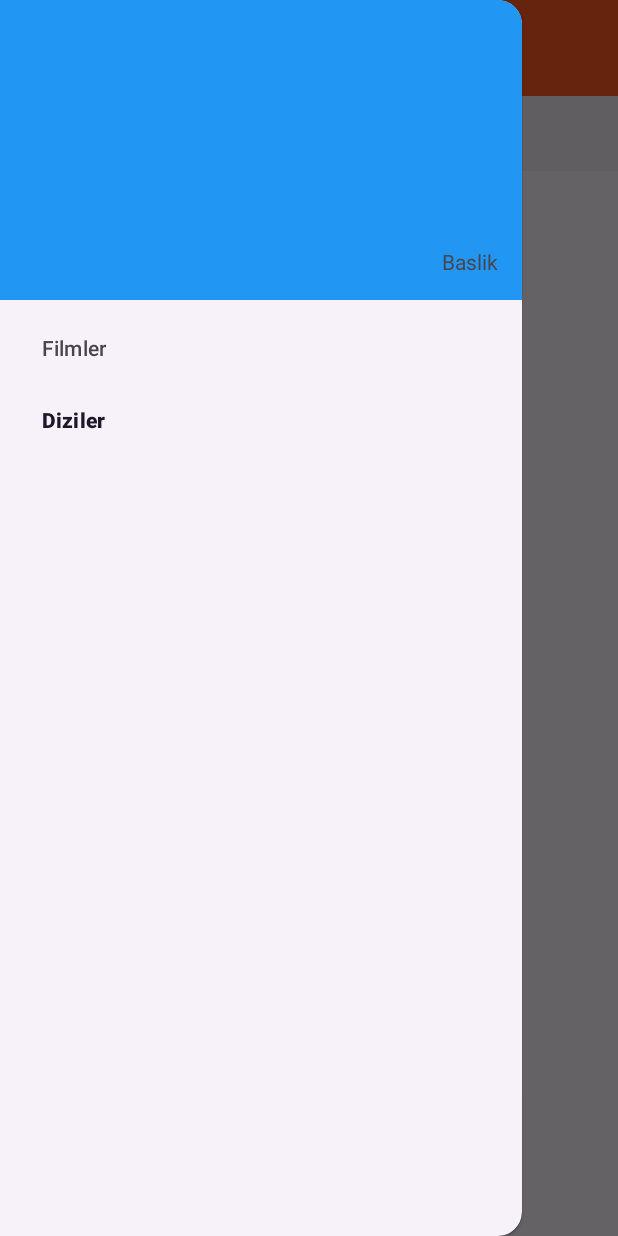
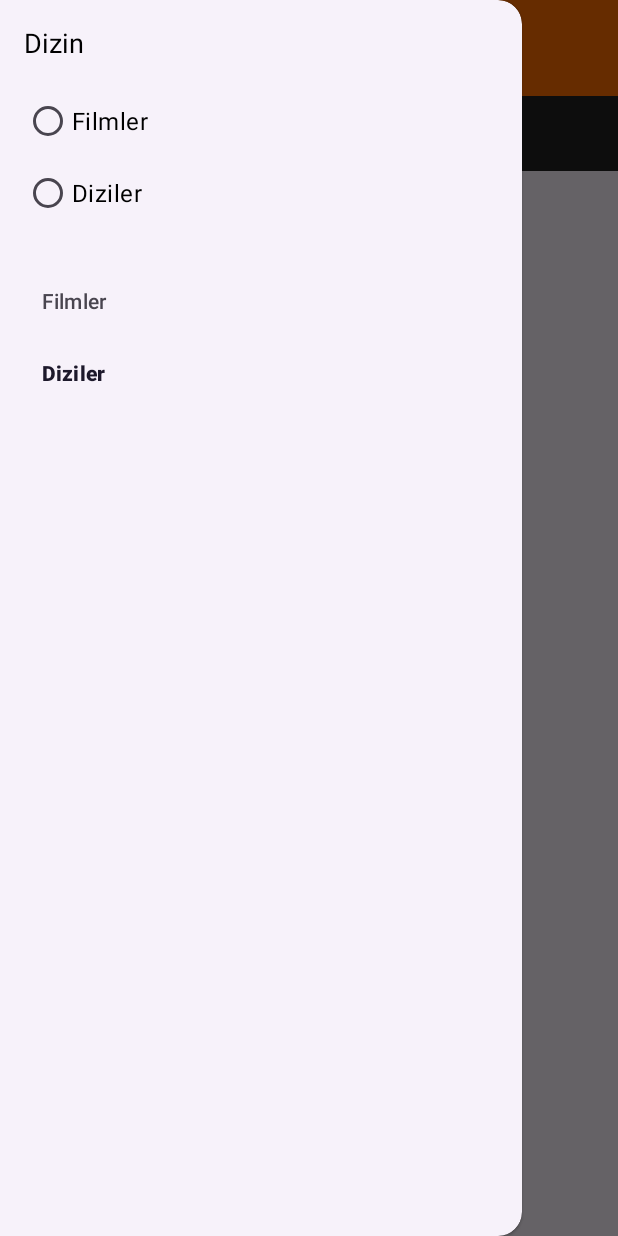
Before and after one commit to Ferhat30614/Popcornbox, an Android app: the screen it shows after launch (MainActivity), with the side drawer open, on a phone screen of 412 x 824 dp. Run offline under Robolectric (Android 15) with nearby library versions, the phone set to English and light mode, and no system bars; our stand-ins replace Picasso, navigation-ui; pictures from the network do not load.

Commit message:
renklendirme ve başka değişiklikler ve haala bazı hataları alıyorum

```diff
--- a/app/src/main/java/com/example/poppcornapplicationnew/MainActivity.kt
+++ b/app/src/main/java/com/example/poppcornapplicationnew/MainActivity.kt
@@ -1,11 +1,9 @@
-
-
 package com.example.poppcornapplicationnew
 
-import android.graphics.drawable.ColorDrawable
 import android.os.Bundle
 import android.util.Log
 import android.view.View
+import android.widget.RadioGroup
 import android.widget.TextView
 import androidx.appcompat.app.ActionBarDrawerToggle
 import androidx.appcompat.app.AppCompatActivity
@@ -17,91 +15,76 @@ import com.example.poppcornapplicationnew.databinding.ActivityMainBinding
 
 class MainActivity : AppCompatActivity() {
     private lateinit var binding: ActivityMainBinding
+
     override fun onCreate(savedInstanceState: Bundle?) {
         super.onCreate(savedInstanceState)
-        binding=ActivityMainBinding.inflate(layoutInflater)
+        binding = ActivityMainBinding.inflate(layoutInflater)
         setContentView(binding.root)
 
+        val navHostFragment = supportFragmentManager.findFragmentById(R.id.navigation_host_fragment) as NavHostFragment
+        val controller = navHostFragment.navController
 
-
-        val navHostFragment=supportFragmentManager.findFragmentById(R.id.navigation_host_fragment) as NavHostFragment
-        val controller=navHostFragment.navController
-
-        NavigationUI.setupWithNavController(binding.bottomNav,controller)
-
-
-
-        NavigationUI.setupWithNavController(binding.navigationView,controller)
+        NavigationUI.setupWithNavController(binding.bottomNav, controller)
+        NavigationUI.setupWithNavController(binding.navigationView, controller)
 
         binding.toolbar.title = "Popcorn Application"
 
-        val toggle = ActionBarDrawerToggle(this,binding.drawer,binding.toolbar,
-            0,0)
+        val toggle = ActionBarDrawerToggle(this, binding.drawer, binding.toolbar, 0, 0)
         binding.drawer.addDrawerListener(toggle)
         toggle.syncState()
 
+        // Navigation Drawer başlığı ve RadioGroup işlemleri
+        val baslik = binding.navigationView.inflateHeaderView(R.layout.navigation_baslik)
+        val textViewBaslik = baslik.findViewById<TextView>(R.id.textViewBaslik)
+        val radioGroup = baslik.findViewById<RadioGroup>(R.id.radioGroupKategoriler)
 
-        //yukarısı iyi çalışıyor
+        textViewBaslik.text = "Dizin"
 
-
-        val baslik=binding.navigationView.inflateHeaderView(R.layout.navigation_baslik)
-        val textviewbaslik=baslik.findViewById(R.id.textViewBaslik) as TextView
-
-        textviewbaslik.text="Baslik"
-
-        binding.specialToolbar.setNavigationOnClickListener(){
-
-            onBackPressedDispatcher.onBackPressed()
-
-
+        // RadioGroup için dinleyici ekliyoruz
+        radioGroup.setOnCheckedChangeListener { _, checkedId ->
+            when (checkedId) {
+                R.id.radioButtonFilmler -> {
+                    // Filmler fragment'ine geç
+                    binding.drawer.closeDrawer(GravityCompat.START)
+                    controller.navigate(R.id.filmlerFragment)
+                }
+                R.id.radioButtonDiziler -> {
+                    // Diziler fragment'ine geç
+                    binding.drawer.closeDrawer(GravityCompat.START)
+                    controller.navigate(R.id.dizilerFragment)
+                }
+            }
         }
 
+        binding.specialToolbar.setNavigationOnClickListener {
+            onBackPressedDispatcher.onBackPressed()
+        }
 
-
-
-        controller.addOnDestinationChangedListener{controller,destination,aaa->
-
-            when(destination.id){
-
-                R.id.movieDetails->{
-                    binding.toolbar.visibility=View.GONE
-                    binding.bottomNav.visibility=View.GONE
-                    binding.specialToolbar.visibility=View.VISIBLE
-                    binding.specialToolbar.setBackgroundColor(ContextCompat.getColor(this,R.color.gray))
-                    binding.specialToolbar.title="Film adı"
-
-
-
-
-
+        controller.addOnDestinationChangedListener { _, destination, _ ->
+            when (destination.id) {
+                R.id.movieDetails -> {
+                    binding.toolbar.visibility = View.GONE
+                    binding.bottomNav.visibility = View.GONE
+                    binding.specialToolbar.visibility = View.VISIBLE
+                    binding.specialToolbar.setBackgroundColor(ContextCompat.getColor(this, R.color.gray))
+                    binding.specialToolbar.title = "Film adı"
                     Log.e("SpecialToolbar", "55555555")
                 }
-                else->{
-                    binding.toolbar.visibility=View.VISIBLE
-                    binding.bottomNav.visibility=View.VISIBLE
-                    binding.specialToolbar.visibility=View.GONE
+                else -> {
+                    binding.toolbar.visibility = View.VISIBLE
+                    binding.bottomNav.visibility = View.VISIBLE
+                    binding.specialToolbar.visibility = View.GONE
                     Log.e("SpecialToolbar", "Special Toolbar shown")
-
                 }
-
-
-            }//sdcdc
-
+            }
         }
-
-
-
-
-
     }
 
     override fun onBackPressed() {
-
-        if(binding.drawer.isDrawerOpen(GravityCompat.START)){
+        if (binding.drawer.isDrawerOpen(GravityCompat.START)) {
             binding.drawer.closeDrawer(GravityCompat.START)
-        }else{
+        } else {
             onBackPressedDispatcher.onBackPressed()
         }
-
     }
 }
--- a/app/src/main/java/com/example/poppcornapplicationnew/MovieDetails.kt
+++ b/app/src/main/java/com/example/poppcornapplicationnew/MovieDetails.kt
@@ -47,6 +47,8 @@ class MovieDetails : Fragment() {
 
         fragmentListesi.add(fragmentFilmDetaylar)
         fragmentListesi.add(fragmentBenzerler)
+        fragmentListesi.add(OnerilenlerFragment())
+
 
 
         val adapter = MyViewPagerAdapter(requireActivity())
@@ -54,6 +56,7 @@ class MovieDetails : Fragment() {
 
         fragmentBaslikListesi.add("Hakkında")
         fragmentBaslikListesi.add("Benzerler")
+        fragmentBaslikListesi.add("Önerilenler")
 
 
         TabLayoutMediator(binding.tabLayout, binding.viewPager23) { tab, position ->
--- a/app/src/main/res/layout/activity_main.xml
+++ b/app/src/main/res/layout/activity_main.xml
@@ -6,8 +6,7 @@
     android:layout_width="match_parent"
     android:layout_height="match_parent"
     tools:context=".MainActivity"
-    tools:menu="@menu/bottom_nav_tasarim"
-    >
+    tools:menu="@menu/bottom_nav_tasarim">
 
     <androidx.constraintlayout.widget.ConstraintLayout
         android:layout_width="match_parent"
@@ -31,7 +30,7 @@
             android:layout_width="0dp"
             android:layout_height="wrap_content"
             android:background="?attr/colorPrimary"
-            android:backgroundTint="#FF5722"
+            android:backgroundTint="@color/toolbarColor"
             android:minHeight="?attr/actionBarSize"
             android:theme="?attr/actionBarTheme"
             app:layout_constraintEnd_toEndOf="parent"
@@ -44,6 +43,7 @@
             android:id="@+id/bottomNav"
             android:layout_width="0dp"
             android:layout_height="50dp"
+            android:background="@color/navigationBottomColor"
             app:layout_constraintEnd_toEndOf="parent"
             app:layout_constraintHorizontal_bias="0.0"
             app:layout_constraintStart_toStartOf="parent"
--- a/app/src/main/res/layout/navigation_baslik.xml
+++ b/app/src/main/res/layout/navigation_baslik.xml
@@ -3,16 +3,54 @@
     xmlns:app="http://schemas.android.com/apk/res-auto"
     xmlns:tools="http://schemas.android.com/tools"
     android:layout_width="match_parent"
-    android:layout_height="200dp"
-    android:background="#2196F3">
+    android:layout_height="match_parent"
+    android:padding="16dp">
 
+    <!-- CardView -->
+
+    <!-- Başlık (TextView) -->
+
+    <!-- RadioGroup -->
     <TextView
         android:id="@+id/textViewBaslik"
         android:layout_width="wrap_content"
         android:layout_height="wrap_content"
-        android:layout_marginEnd="16dp"
-        android:layout_marginBottom="16dp"
-        android:text="TextView"
-        app:layout_constraintBottom_toBottomOf="parent"
-        app:layout_constraintEnd_toEndOf="parent" />
+        android:text="Kategoriler"
+        android:textColor="#000000"
+        android:textSize="18sp"
+        app:layout_constraintEnd_toEndOf="parent"
+        app:layout_constraintHorizontal_bias="0.0"
+        app:layout_constraintStart_toStartOf="parent"
+        tools:layout_editor_absoluteY="248dp" />
+
+    <RadioGroup
+        android:id="@+id/radioGroupKategoriler"
+        android:layout_width="0dp"
+        android:layout_height="wrap_content"
+        android:orientation="vertical"
+        app:layout_constraintTop_toBottomOf="@id/textViewBaslik"
+        app:layout_constraintStart_toStartOf="parent"
+        app:layout_constraintEnd_toEndOf="parent"
+        android:layout_marginTop="16dp">
+
+        <RadioButton
+            android:id="@+id/radioButtonFilmler"
+            android:layout_width="wrap_content"
+            android:layout_height="wrap_content"
+            android:buttonTint="#000000"
+            android:text="Filmler"
+            android:textColor="#000000"
+            android:textSize="16sp" />
+
+        <RadioButton
+            android:id="@+id/radioButtonDiziler"
+            android:layout_width="wrap_content"
+            android:layout_height="wrap_content"
+            android:buttonTint="#000000"
+            android:text="Diziler"
+            android:textColor="#000000"
+            android:textSize="16sp" />
+
+    </RadioGroup>
+
 </androidx.constraintlayout.widget.ConstraintLayout>
--- a/app/src/main/res/values/colors.xml
+++ b/app/src/main/res/values/colors.xml
@@ -7,4 +7,13 @@
     <color name="Kırmızı">#FB0E0E</color>
     <color name="gray">#FFEB3B</color>
 
+
+
+
+    <!-- colors.xml -->
+    <color name="toolbarColor">#FF6F00</color>
+    <color name="navigationBottomColor">#212121</color>
+    <color name="statusBarColor">#E65100</color>
+
+
 </resources>
--- a/app/src/main/res/values/themes.xml
+++ b/app/src/main/res/values/themes.xml
@@ -1,6 +1,8 @@
 <resources xmlns:tools="http://schemas.android.com/tools">
     <!-- Base application theme. -->
     <style name="Base.Theme.PoppcornApplicationNew" parent="Theme.Material3.DayNight.NoActionBar">
+
+        <item name="android:statusBarColor">@color/statusBarColor</item>
         <!-- Customize your light theme here. -->
         <!-- <item name="colorPrimary">@color/my_light_primary</item> -->
     </style>
```
Also changed, not shown: app/src/main/java/com/example/poppcornapplicationnew/OnerilenlerFragment.kt (added, +124 -0 lines), app/src/main/res/layout/fragment_movie_details.xml (+1 -13 lines), app/src/main/res/layout/fragment_onerilenler.xml (added, +17 -0 lines).
